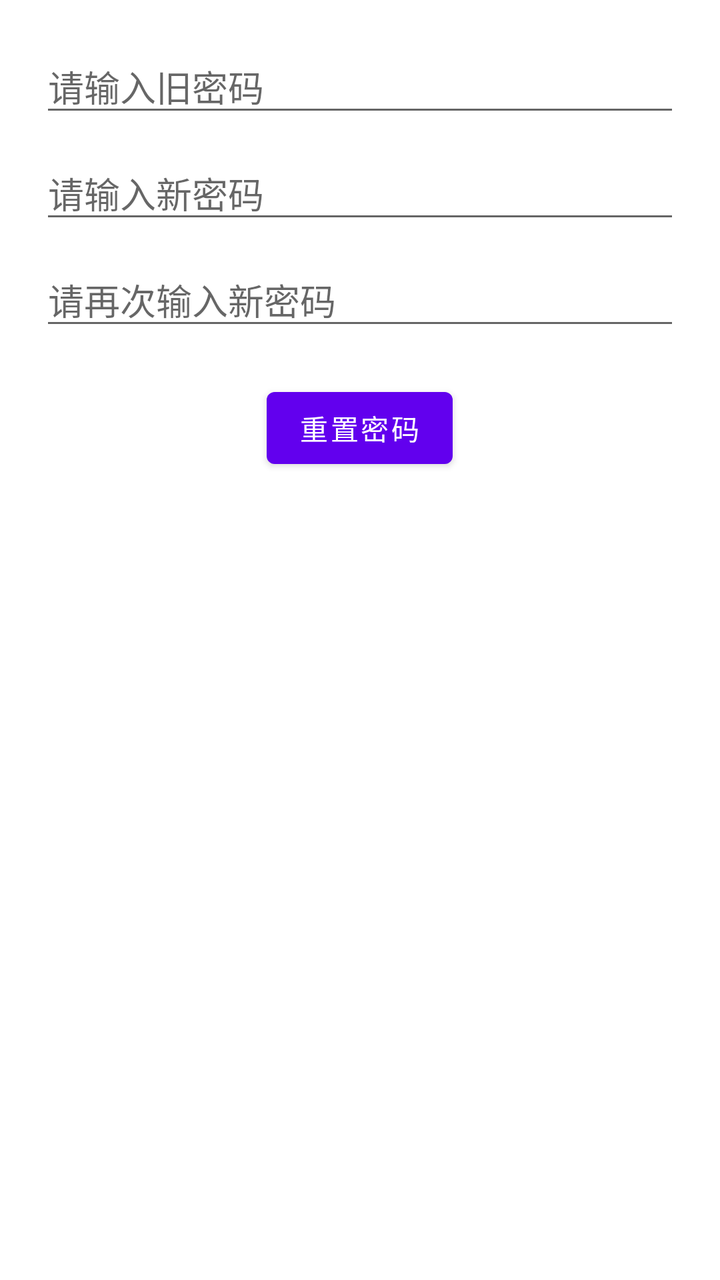
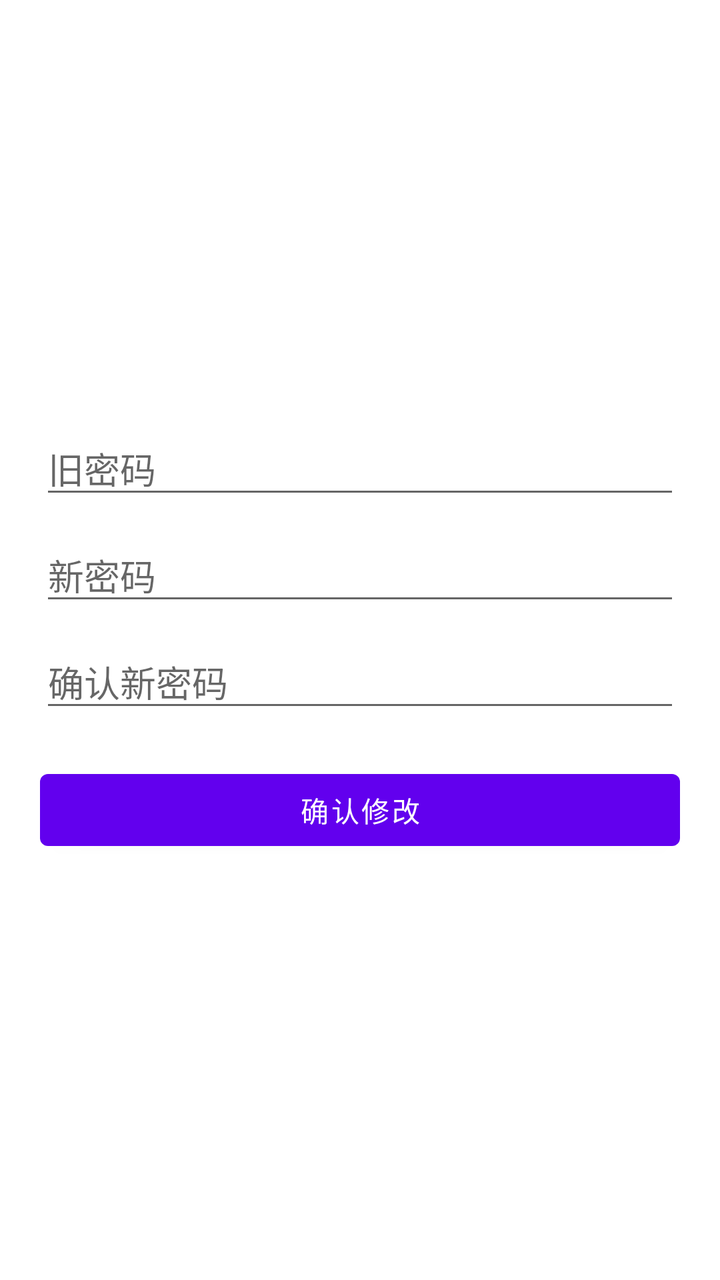

Screens rendered from an Android XML layout before and after an edit, with the pre-edit source and the edit as a unified diff.
<!-- AndroidManifest.xml: application theme Theme.ChooseHelper202 -->
<!-- res/layout/activity_reset_password.xml -->
<?xml version="1.0" encoding="utf-8"?>
<LinearLayout xmlns:android="http://schemas.android.com/apk/res/android"
    android:layout_width="match_parent"
    android:layout_height="match_parent"
    android:orientation="vertical"
    android:padding="20dp"
    android:gravity="center_horizontal">

    <EditText
        android:id="@+id/et_old_pwd"
        android:layout_width="match_parent"
        android:layout_height="wrap_content"
        android:hint="请输入旧密码"
        android:inputType="textPassword"/>

    <EditText
        android:id="@+id/et_new_pwd"
        android:layout_width="match_parent"
        android:layout_height="wrap_content"
        android:hint="请输入新密码"
        android:inputType="textPassword"
        android:layout_marginTop="10dp"/>

    <EditText
        android:id="@+id/et_confirm_pwd"
        android:layout_width="match_parent"
        android:layout_height="wrap_content"
        android:hint="请再次输入新密码"
        android:inputType="textPassword"
        android:layout_marginTop="10dp"/>

    <Button
        android:id="@+id/btn_reset"
        android:layout_width="wrap_content"
        android:layout_height="wrap_content"
        android:text="重置密码"
        android:layout_marginTop="20dp"/>

</LinearLayout>
<!-- resources referenced by this layout -->
<resources>
  <style name="Theme.ChooseHelper202" parent="Theme.MaterialComponents.DayNight.NoActionBar">
          <item name="colorPrimary">#6200EE</item>
          <item name="colorPrimaryVariant">#3700B3</item>
          <item name="colorOnPrimary">#FFFFFF</item>
          <item name="colorSecondary">#03DAC5</item>
          <item name="colorSecondaryVariant">#018786</item>
          <item name="colorOnSecondary">#000000</item>
          <item name="android:statusBarColor">?attr/colorPrimaryVariant</item>
      </style>
</resources>

<!-- the commit's change to res/layout/activity_reset_password.xml (unified diff, before → after) -->
@@ -4,36 +4,33 @@
     android:layout_height="match_parent"
     android:orientation="vertical"
     android:padding="20dp"
-    android:gravity="center_horizontal">
+    android:gravity="center">
 
     <EditText
         android:id="@+id/et_old_pwd"
         android:layout_width="match_parent"
         android:layout_height="wrap_content"
-        android:hint="请输入旧密码"
-        android:inputType="textPassword"/>
+        android:hint="旧密码"/>
 
     <EditText
         android:id="@+id/et_new_pwd"
         android:layout_width="match_parent"
         android:layout_height="wrap_content"
-        android:hint="请输入新密码"
-        android:inputType="textPassword"
+        android:hint="新密码"
         android:layout_marginTop="10dp"/>
 
     <EditText
         android:id="@+id/et_confirm_pwd"
         android:layout_width="match_parent"
         android:layout_height="wrap_content"
-        android:hint="请再次输入新密码"
-        android:inputType="textPassword"
+        android:hint="确认新密码"
         android:layout_marginTop="10dp"/>
 
     <Button
         android:id="@+id/btn_reset"
-        android:layout_width="wrap_content"
+        android:layout_width="match_parent"
         android:layout_height="wrap_content"
-        android:text="重置密码"
+        android:text="确认修改"
         android:layout_marginTop="20dp"/>
 
 </LinearLayout>
